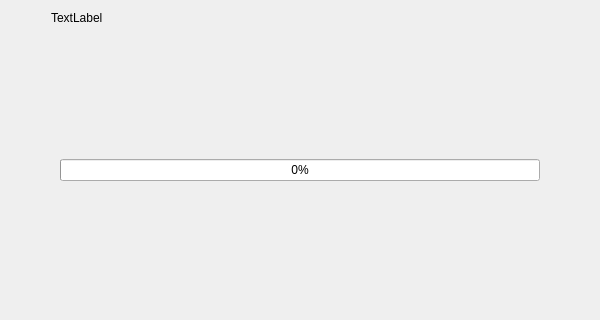
The window that src/wayland/convert/QvkConvertDialog_wl.ui (vkohaupt/vokoscreenNG) describes before a commit, drawn with Qt 5.
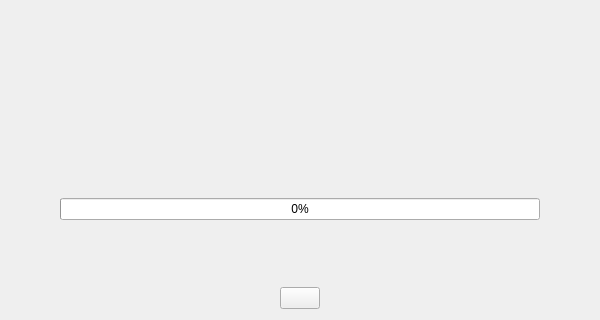
The same window after the commit. Icons and pictures are not drawn.

Commit message: Wayland: convert dialog

```diff
--- a/src/wayland/convert/QvkConvertDialog_wl.ui
+++ b/src/wayland/convert/QvkConvertDialog_wl.ui
@@ -18,23 +18,7 @@
     <normaloff>:/pictures/logo/logo.png</normaloff>:/pictures/logo/logo.png</iconset>
   </property>
   <layout class="QGridLayout" name="gridLayout">
-   <item row="2" column="2">
-    <spacer name="horizontalSpacer_3">
-     <property name="orientation">
-      <enum>Qt::Orientation::Horizontal</enum>
-     </property>
-     <property name="sizeType">
-      <enum>QSizePolicy::Policy::Minimum</enum>
-     </property>
-     <property name="sizeHint" stdset="0">
-      <size>
-       <width>40</width>
-       <height>20</height>
-      </size>
-     </property>
-    </spacer>
-   </item>
-   <item row="4" column="1">
+   <item row="6" column="1">
     <spacer name="verticalSpacer_2">
      <property name="orientation">
       <enum>Qt::Orientation::Vertical</enum>
@@ -48,6 +32,103 @@
     </spacer>
    </item>
    <item row="2" column="1">
+    <spacer name="verticalSpacer_4">
+     <property name="orientation">
+      <enum>Qt::Orientation::Vertical</enum>
+     </property>
+     <property name="sizeHint" stdset="0">
+      <size>
+       <width>20</width>
+       <height>40</height>
+      </size>
+     </property>
+    </spacer>
+   </item>
+   <item row="1" column="1">
+    <layout class="QHBoxLayout" name="horizontalLayout_2">
+     <item>
+      <widget class="QLabel" name="label">
+       <property name="maximumSize">
+        <size>
+         <width>128</width>
+         <height>128</height>
+        </size>
+       </property>
+       <property name="text">
+        <string notr="true"/>
+       </property>
+       <property name="pixmap">
+        <pixmap resource="../../screencast.qrc">:/pictures/logo/logo.png</pixmap>
+       </property>
+       <property name="scaledContents">
+        <bool>true</bool>
+       </property>
+       <property name="alignment">
+        <set>Qt::AlignmentFlag::AlignCenter</set>
+       </property>
+      </widget>
+     </item>
+    </layout>
+   </item>
+   <item row="3" column="0">
+    <spacer name="horizontalSpacer">
+     <property name="orientation">
+      <enum>Qt::Orientation::Horizontal</enum>
+     </property>
+     <property name="sizeType">
+      <enum>QSizePolicy::Policy::Minimum</enum>
+     </property>
+     <property name="sizeHint" stdset="0">
+      <size>
+       <width>40</width>
+       <height>20</height>
+      </size>
+     </property>
+    </spacer>
+   </item>
+   <item row="3" column="1">
+    <spacer name="verticalSpacer">
+     <property name="orientation">
+      <enum>Qt::Orientation::Vertical</enum>
+     </property>
+     <property name="sizeHint" stdset="0">
+      <size>
+       <width>20</width>
+       <height>40</height>
+      </size>
+     </property>
+    </spacer>
+   </item>
+   <item row="4" column="2">
+    <spacer name="horizontalSpacer_3">
+     <property name="orientation">
+      <enum>Qt::Orientation::Horizontal</enum>
+     </property>
+     <property name="sizeType">
+      <enum>QSizePolicy::Policy::Minimum</enum>
+     </property>
+     <property name="sizeHint" stdset="0">
+      <size>
+       <width>40</width>
+       <height>20</height>
+      </size>
+     </property>
+    </spacer>
+   </item>
+   <item row="0" column="1">
+    <spacer name="verticalSpacer_3">
+     <property name="orientation">
+      <enum>Qt::Orientation::Vertical</enum>
+     </property>
+     <property name="sizeHint" stdset="0">
+      <size>
+       <width>20</width>
+       <height>40</height>
+      </size>
+     </property>
+    </spacer>
+   </item>
+   <item row="4" column="1">
     <widget class="QFrame" name="frame">
      <property name="minimumSize">
       <size>
@@ -84,14 +165,13 @@
      </layout>
     </widget>
    </item>
-   <item row="1" column="0">
-    <spacer name="horizontalSpacer">
+   <item row="7" column="1">
+    <layout class="QHBoxLayout" name="horizontalLayout_3">
+     <item>
+      <spacer name="horizontalSpacer_2">
      <property name="orientation">
       <enum>Qt::Orientation::Horizontal</enum>
      </property>
-     <property name="sizeType">
-      <enum>QSizePolicy::Policy::Minimum</enum>
-     </property>
      <property name="sizeHint" stdset="0">
       <size>
        <width>40</width>
@@ -100,25 +180,27 @@
      </property>
     </spacer>
    </item>
-   <item row="0" column="1">
-    <widget class="QLabel" name="label">
+     <item>
+      <widget class="QPushButton" name="pushButtonClose">
      <property name="text">
-      <string notr="true">TextLabel</string>
+        <string notr="true"/>
      </property>
     </widget>
    </item>
-   <item row="1" column="1">
-    <spacer name="verticalSpacer">
+     <item>
+      <spacer name="horizontalSpacer_4">
      <property name="orientation">
-      <enum>Qt::Orientation::Vertical</enum>
+        <enum>Qt::Orientation::Horizontal</enum>
      </property>
      <property name="sizeHint" stdset="0">
       <size>
-       <width>20</width>
-       <height>40</height>
+         <width>40</width>
+         <height>20</height>
       </size>
      </property>
     </spacer>
+     </item>
+    </layout>
    </item>
   </layout>
  </widget>
```
Lines whose indentation alone changed are shown as unchanged. The commit also changes 1 other file.
